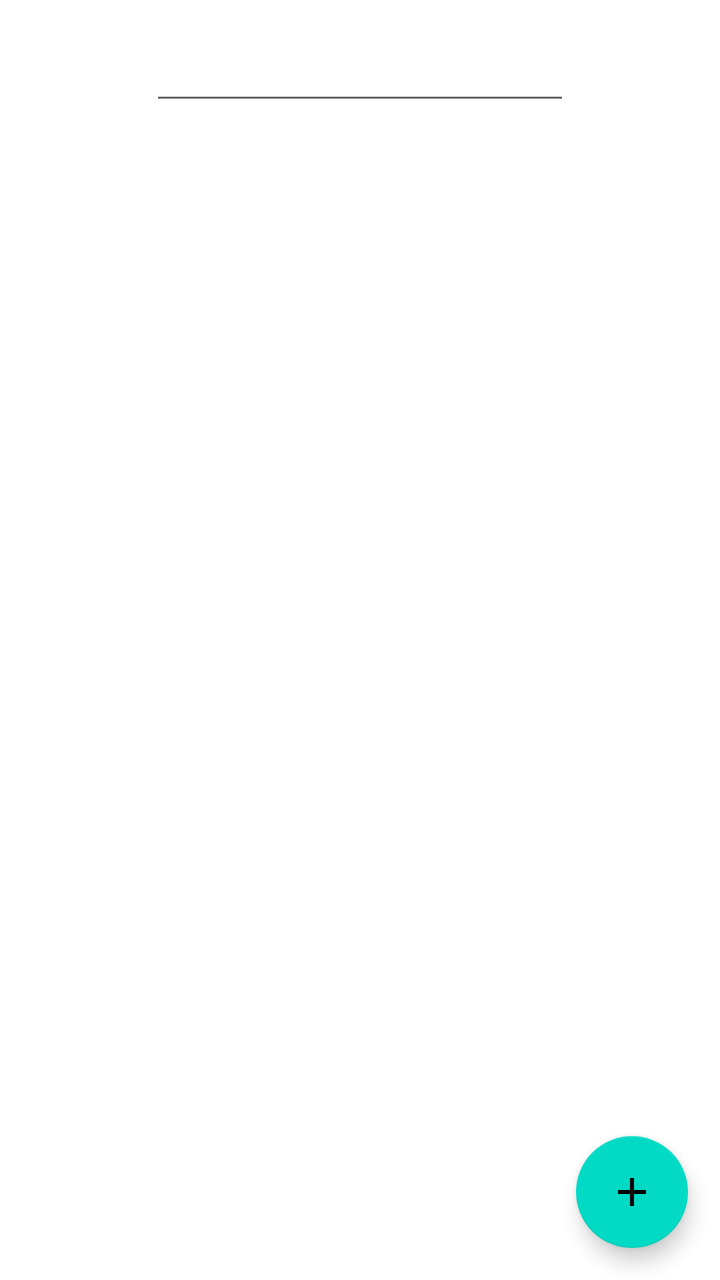
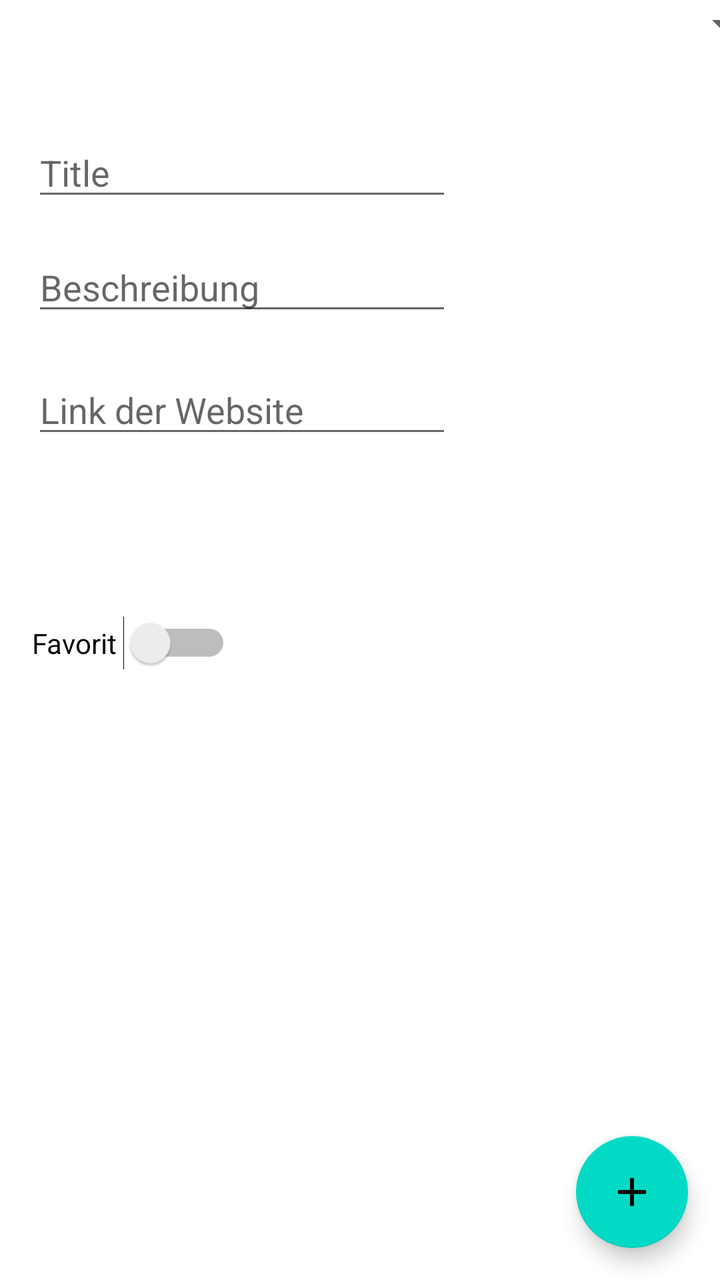

The first picture is an Android layout as it rendered before a commit; the second is the same layout after the commit. The layout source and the unified diff follow.
<!-- AndroidManifest.xml: application theme Theme.Research -->
<!-- res/layout/activity_add_new_source.xml -->
<?xml version="1.0" encoding="utf-8"?>
<androidx.constraintlayout.widget.ConstraintLayout xmlns:android="http://schemas.android.com/apk/res/android"
    xmlns:app="http://schemas.android.com/apk/res-auto"
    xmlns:tools="http://schemas.android.com/tools"
    android:layout_width="match_parent"
    android:layout_height="match_parent"
    tools:context=".AddNewSource">

    <com.google.android.material.floatingactionbutton.FloatingActionButton
        android:id="@+id/addCreatedSource"
        android:layout_width="wrap_content"
        android:layout_height="wrap_content"
        android:layout_marginEnd="16dp"
        android:layout_marginRight="16dp"
        android:layout_marginBottom="16dp"
        android:clickable="true"
        app:layout_constraintBottom_toBottomOf="parent"
        app:layout_constraintEnd_toEndOf="parent"
        app:srcCompat="@drawable/ic_baseline_add_24" />

    <EditText
        android:id="@+id/titleView"
        android:layout_width="wrap_content"
        android:layout_height="wrap_content"
        android:layout_marginTop="16dp"
        android:ems="10"
        android:inputType="textPersonName"
        app:layout_constraintEnd_toEndOf="parent"
        app:layout_constraintStart_toStartOf="parent"
        app:layout_constraintTop_toTopOf="parent" />
</androidx.constraintlayout.widget.ConstraintLayout>
<!-- resources referenced by this layout -->
<resources>
  <!-- drawable ic_baseline_add_24 (drawable) -->
  <vector xmlns:android="http://schemas.android.com/apk/res/android"
      android:width="24dp"
      android:height="24dp"
      android:viewportWidth="24"
      android:viewportHeight="24"
      android:tint="?attr/colorControlNormal">
    <path
        android:fillColor="@android:color/white"
        android:pathData="M19,13h-6v6h-2v-6H5v-2h6V5h2v6h6v2z"/>
  </vector>
  <style name="Theme.Research" parent="Theme.MaterialComponents.DayNight.DarkActionBar">
          
          <item name="colorPrimary">@color/purple_500</item>
          <item name="colorPrimaryVariant">@color/purple_700</item>
          <item name="colorOnPrimary">@color/white</item>
          
          <item name="colorSecondary">@color/teal_200</item>
          <item name="colorSecondaryVariant">@color/teal_700</item>
          <item name="colorOnSecondary">@color/black</item>
          
          <item name="android:statusBarColor" tools:targetApi="l">?attr/colorPrimaryVariant</item>
          
      </style>
  <color name="purple_500">#FF6200EE</color>
  <color name="purple_700">#FF3700B3</color>
  <color name="white">#FFFFFFFF</color>
  <color name="teal_200">#FF03DAC5</color>
  <color name="teal_700">#FF018786</color>
  <color name="black">#FF000000</color>
</resources>

<!-- the commit's change to res/layout/activity_add_new_source.xml (unified diff, before → after) -->
@@ -19,13 +19,63 @@
         app:srcCompat="@drawable/ic_baseline_add_24" />
 
     <EditText
-        android:id="@+id/titleView"
+        android:id="@+id/titelTextfield"
         android:layout_width="wrap_content"
         android:layout_height="wrap_content"
+        android:layout_marginStart="16dp"
+        android:layout_marginLeft="16dp"
+        android:layout_marginTop="64dp"
+        android:ems="10"
+        android:hint="Title"
+        android:imeActionLabel="Projektname"
+        android:inputType="textPersonName"
+        app:layout_constraintStart_toStartOf="parent"
+        app:layout_constraintTop_toTopOf="parent" />
+
+    <EditText
+        android:id="@+id/editTextTextPersonName3"
+        android:layout_width="wrap_content"
+        android:layout_height="wrap_content"
+        android:layout_marginStart="16dp"
+        android:layout_marginLeft="16dp"
         android:layout_marginTop="16dp"
         android:ems="10"
+        android:hint="Beschreibung"
+        android:imeActionLabel="Projektname"
         android:inputType="textPersonName"
+        app:layout_constraintStart_toStartOf="parent"
+        app:layout_constraintTop_toBottomOf="@+id/titelTextfield" />
+
+    <EditText
+        android:id="@+id/editTextTextPersonName4"
+        android:layout_width="wrap_content"
+        android:layout_height="wrap_content"
+        android:layout_marginStart="16dp"
+        android:layout_marginLeft="16dp"
+        android:layout_marginTop="20dp"
+        android:ems="10"
+        android:hint="Link der Website"
+        android:inputType="textPersonName"
+        app:layout_constraintStart_toStartOf="parent"
+        app:layout_constraintTop_toBottomOf="@+id/editTextTextPersonName3" />
+
+    <Switch
+        android:id="@+id/switch1"
+        android:layout_width="wrap_content"
+        android:layout_height="wrap_content"
+        android:layout_marginStart="16dp"
+        android:layout_marginLeft="16dp"
+        android:layout_marginTop="84dp"
+        android:text="Favorit "
+        app:layout_constraintStart_toStartOf="parent"
+        app:layout_constraintTop_toBottomOf="@+id/editTextTextPersonName4" />
+
+    <Spinner
+        android:id="@+id/spinner2"
+        android:layout_width="409dp"
+        android:layout_height="wrap_content"
         app:layout_constraintEnd_toEndOf="parent"
         app:layout_constraintStart_toStartOf="parent"
-        app:layout_constraintTop_toTopOf="parent" />
+        tools:layout_editor_absoluteY="385dp" />
+
 </androidx.constraintlayout.widget.ConstraintLayout>
